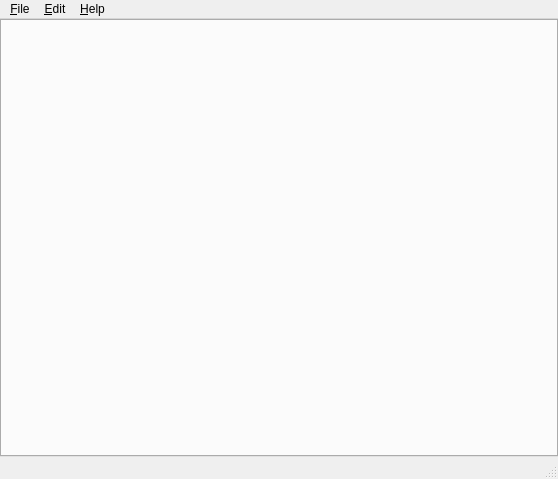
Qt form profit/widgets/ui_mainwindow.ui (hpsilva/profitpy) before a commit.
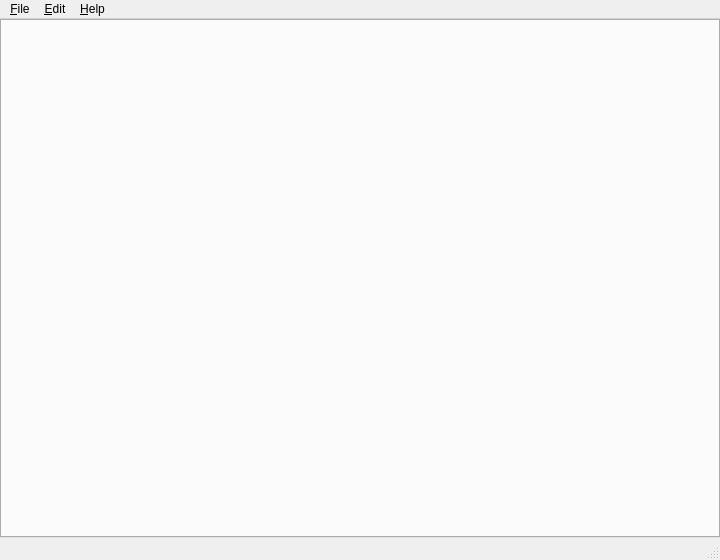
The same form after that commit. Icons and pictures are not drawn. Custom widgets are drawn as their Qt base class.

The edit to the form file:
```diff
--- a/profit/widgets/ui_mainwindow.ui
+++ b/profit/widgets/ui_mainwindow.ui
@@ -5,8 +5,8 @@
    <rect>
     <x>0</x>
     <y>0</y>
-    <width>558</width>
-    <height>479</height>
+    <width>720</width>
+    <height>560</height>
    </rect>
   </property>
   <widget class="QWidget" name="centralwidget" >
@@ -27,10 +27,16 @@
     <rect>
      <x>0</x>
      <y>0</y>
-     <width>558</width>
+     <width>720</width>
      <height>28</height>
     </rect>
    </property>
+   <widget class="QMenu" name="menEdit" >
+    <property name="title" >
+     <string>&amp;Edit</string>
+    </property>
+    <addaction name="actionSettings" />
+   </widget>
    <widget class="QMenu" name="menuFile" >
     <property name="title" >
      <string>&amp;File</string>
@@ -53,12 +59,6 @@
     <addaction name="separator" />
     <addaction name="actionQuit" />
    </widget>
-   <widget class="QMenu" name="menEdit" >
-    <property name="title" >
-     <string>&amp;Edit</string>
-    </property>
-    <addaction name="actionSettings" />
-   </widget>
    <widget class="QMenu" name="menuHelp" >
     <property name="title" >
      <string>&amp;Help</string>
```
Left out of the diff: 23 changed lines with no effect on the pictures.
